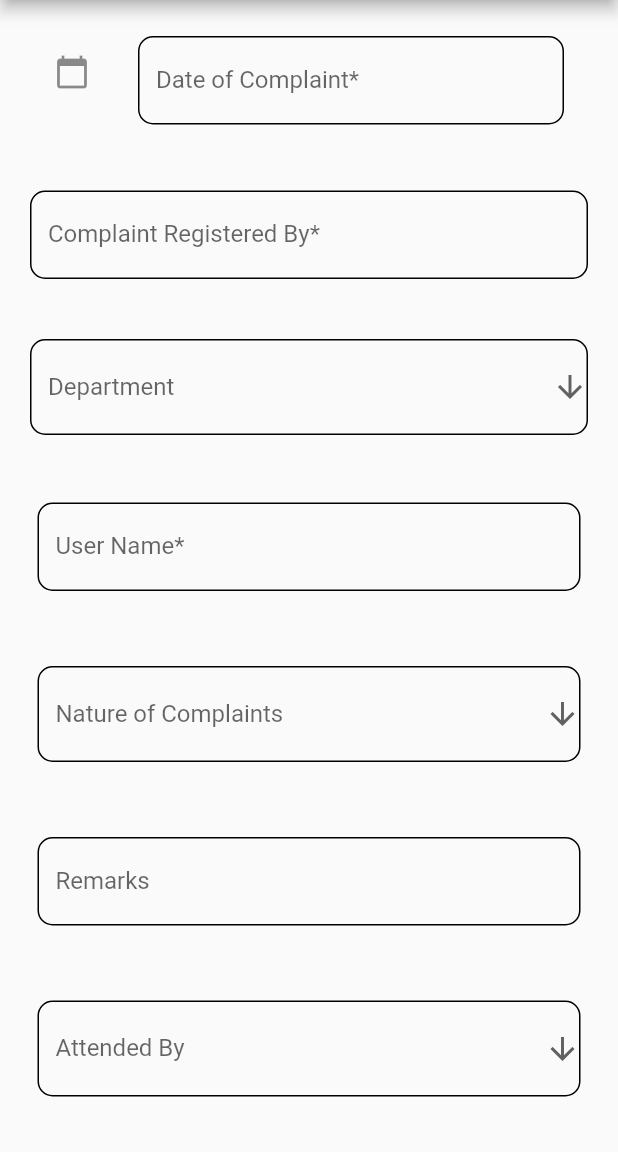
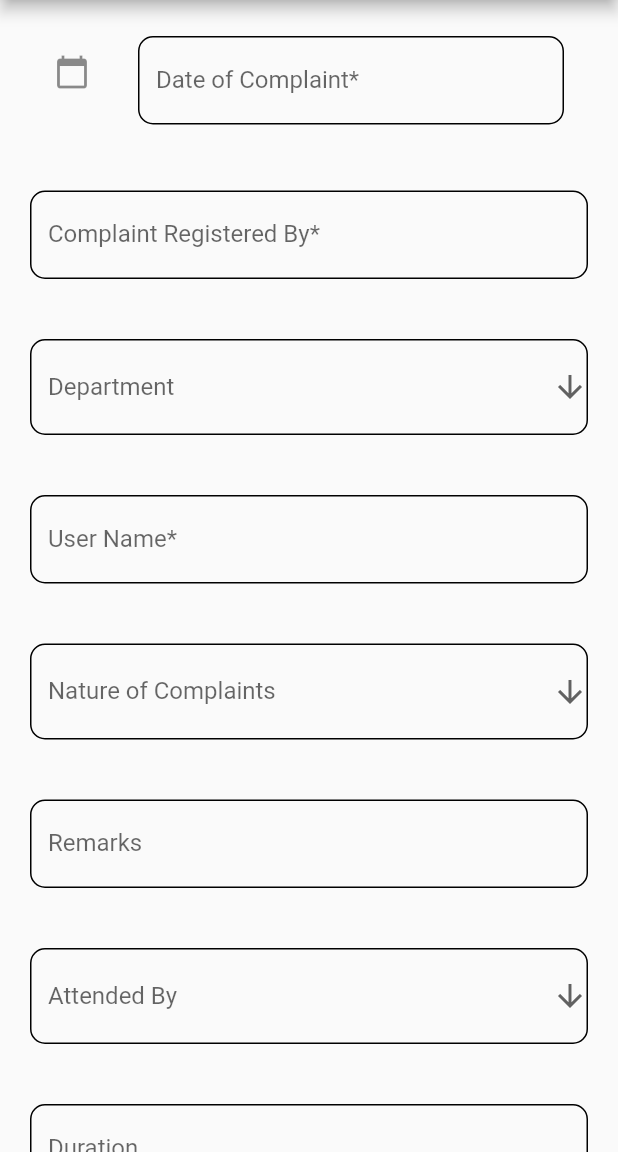
Before and after one commit to aniruddhpillai1699/kamachi_app, a Flutter app: the EditPage screen opened directly with empty values, on a phone screen of 412 x 824 dp, the part 84-1236 px from its top. Run offline on Flutter 3.47's test engine with Material 2 defaults, Android fonts, the phone set to English and light mode, and no system bars; our stand-ins replace firebase_auth, firebase_database, firebase_messaging, flutter_local_notifications, package_info; accounts and stored records are empty.

Commit message:
pre final commit

```diff
--- a/lib/Pages/EditPage.dart
+++ b/lib/Pages/EditPage.dart
@@ -278,7 +278,7 @@ class _EditPageState extends State<EditPage> {
                     ),
                   ),
                   Padding(
-                    padding: EdgeInsets.all(25.0),
+                    padding: EdgeInsets.all(20.0),
                     child: TextFormField(
                       controller: usercontroller,
                       decoration: InputDecoration(
@@ -295,7 +295,7 @@ class _EditPageState extends State<EditPage> {
                     ),
                   ),
                   Padding(
-                    padding: EdgeInsets.all(25.0),
+                    padding: EdgeInsets.all(20.0),
                     child: DropdownButtonFormField(
                       value: naturecontroller.text,
                       icon: Icon(Icons.arrow_downward),
@@ -319,7 +319,7 @@ class _EditPageState extends State<EditPage> {
                     ),
                   ),
                   Padding(
-                    padding: EdgeInsets.all(25.0),
+                    padding: EdgeInsets.all(20.0),
                     child: TextFormField(
                       controller: remarkcontroller,
                       decoration: InputDecoration(
@@ -329,7 +329,7 @@ class _EditPageState extends State<EditPage> {
                     ),
                   ),
                   Padding(
-                    padding: EdgeInsets.all(25.0),
+                    padding: EdgeInsets.all(20.0),
                     child: DropdownButtonFormField(
                       value: attendcontroller.text,
                       icon: Icon(Icons.arrow_downward),
@@ -353,7 +353,7 @@ class _EditPageState extends State<EditPage> {
                     ),
                   ),
                   Padding(
-                    padding: EdgeInsets.all(25.0),
+                    padding: EdgeInsets.all(20.0),
                     child: TextFormField(
                       controller: duracontroller,
                       decoration: InputDecoration(
@@ -363,7 +363,7 @@ class _EditPageState extends State<EditPage> {
                     ),
                   ),
                   Padding(
-                    padding: EdgeInsets.all(25.0),
+                    padding: EdgeInsets.all(20.0),
                     child: TextFormField(
                       controller: actioncontroller,
                       decoration: InputDecoration(
@@ -373,7 +373,7 @@ class _EditPageState extends State<EditPage> {
                     ),
                   ),
                   Padding(
-                    padding: EdgeInsets.all(25.0),
+                    padding: EdgeInsets.all(20.0),
                     child: DropdownButtonFormField(
                       value: statuscontroller.text,
                       icon: Icon(Icons.arrow_downward),
@@ -401,7 +401,7 @@ class _EditPageState extends State<EditPage> {
                     ),
                   ),
                   Padding(
-                    padding: EdgeInsets.all(25.0),
+                    padding: EdgeInsets.all(20.0),
                     child: ListTile(
                       title: TextFormField(
                         controller: stdatecontroller,
@@ -416,7 +416,7 @@ class _EditPageState extends State<EditPage> {
                     ),
                   ),
                   Padding(
-                    padding: EdgeInsets.all(25.0),
+                    padding: EdgeInsets.all(20.0),
                     child: TextFormField(
                       controller: changecontroller,
                       decoration: InputDecoration(
```
Also changed, not shown: lib/Pages/FormPage.dart (+9 -9 lines).
